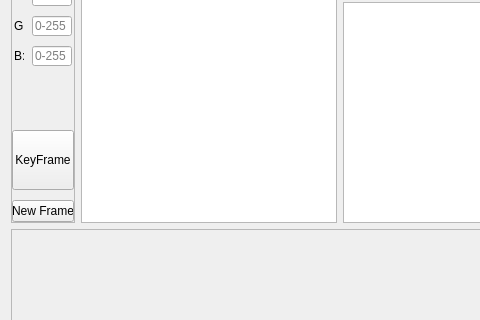
Old version of the form mainwindow.ui in the repository unrelentingfox/TowerAnimator-cs383; both pictures show x 0 to 480 and y 272 to 592 of the 1220 by 759 pixel window.
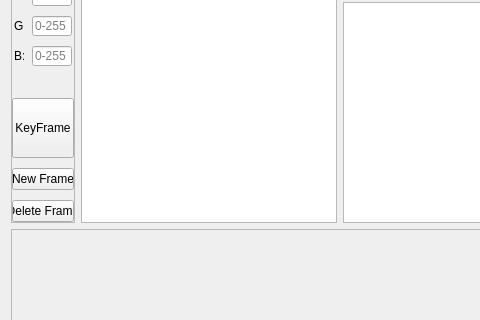
New version of the form. Custom widgets are drawn as their Qt base class.

Commit message: delete frame blocks

The edit to the form file:
```diff
--- a/mainwindow.ui
+++ b/mainwindow.ui
@@ -248,6 +248,13 @@
            </property>
           </widget>
          </item>
+         <item>
+          <widget class="QPushButton" name="delteFrame">
+           <property name="text">
+            <string>Delete Frame</string>
+           </property>
+          </widget>
+         </item>
         </layout>
        </widget>
       </item>
```
The commit also changes 7 other files.
